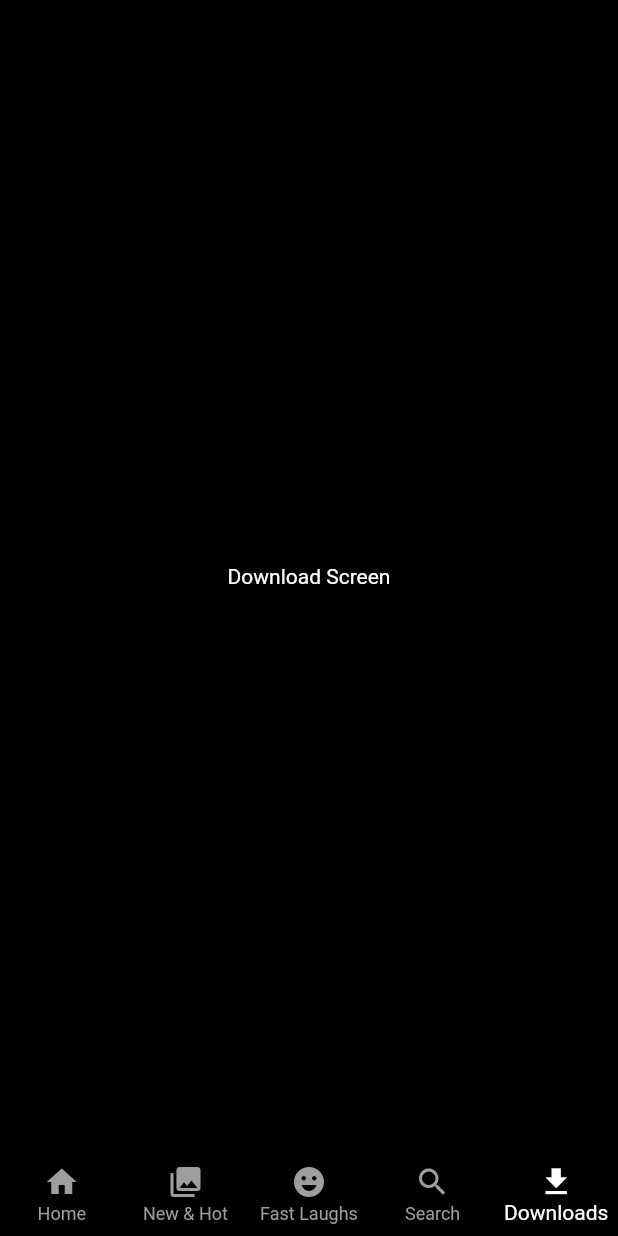
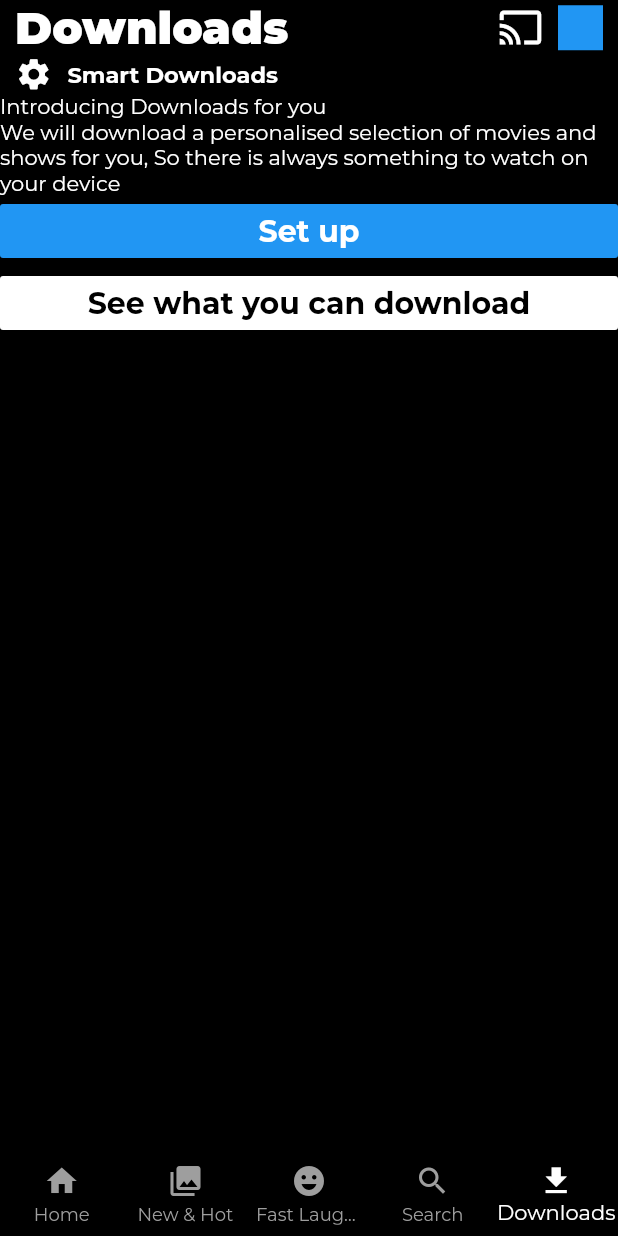
Before and after one commit to thomassunny1980/Netflix_demo, a Flutter app: the screen it shows after launch, item 5 of the bottom bar chosen, on a phone screen of 412 x 824 dp. Run offline on Flutter 3.47's test engine with Material 2 defaults, Android fonts, the phone set to English and light mode, and no system bars; our stand-ins replace google_fonts.

Commit message:
Downloads UI halfly arrainged

```diff
--- a/lib/core/colors/colors.dart
+++ b/lib/core/colors/colors.dart
@@ -3,3 +3,6 @@ import 'package:flutter/material.dart';
 const backgroundColor = Colors.black;
 const primaryColor = Colors.white;
 const secondaryColor = Colors.grey;
+const kButtonColorBlue = Colors.blue;
+const kButtonColorWhite = Colors.white;
+const kblackColor = Colors.black;
--- /dev/null
+++ b/lib/core/constants.dart
@@ -0,0 +1,5 @@
+import 'package:flutter/cupertino.dart';
+
+const kWidth = SizedBox(
+  width: 10,
+);
--- a/lib/main.dart
+++ b/lib/main.dart
@@ -1,4 +1,5 @@
 import 'package:flutter/material.dart';
+import 'package:google_fonts/google_fonts.dart';
 import 'package:netflix_demo/core/colors/colors.dart';
 import 'package:netflix_demo/presentation/main_page/main_page_screen.dart';
 
@@ -11,9 +12,17 @@ class MyApp extends StatelessWidget {
   @override
   Widget build(BuildContext context) {
     return MaterialApp(
+      debugShowCheckedModeBanner: false,
       title: 'Netflix',
-      theme: ThemeData.dark().copyWith(
+      theme: ThemeData(
+        primarySwatch: Colors.blue,
+        backgroundColor: backgroundColor,
         scaffoldBackgroundColor: backgroundColor,
+        fontFamily: GoogleFonts.montserrat().fontFamily,
+        textTheme: const TextTheme(
+          bodyText1: TextStyle(color: primaryColor),
+          bodyText2: TextStyle(color: primaryColor),
+        ),
       ),
       home: MainPageScreen(),
     );
--- a/lib/presentation/downloads/download_screen.dart
+++ b/lib/presentation/downloads/download_screen.dart
@@ -1,13 +1,66 @@
 import 'package:flutter/material.dart';
+import 'package:netflix_demo/core/colors/colors.dart';
+import 'package:netflix_demo/core/constants.dart';
+import 'package:netflix_demo/presentation/widgets/app_bar_widgets.dart';
 
 class DownloadScreen extends StatelessWidget {
   const DownloadScreen({Key? key}) : super(key: key);
 
   @override
   Widget build(BuildContext context) {
-    return const Scaffold(
-      body: Center(
-        child: Text('Download Screen'),
+    return Scaffold(
+      appBar: const PreferredSize(
+        preferredSize: Size.fromHeight(50),
+        child: AppBarWidgets(title: 'Downloads'),
+      ),
+      body: ListView(
+        children: [
+          Row(
+            children: const [
+              kWidth,
+              Icon(
+                Icons.settings,
+                size: 25.0,
+                color: primaryColor,
+              ),
+              kWidth,
+              Text(
+                'Smart Downloads',
+                style: TextStyle(
+                  fontSize: 15.0,
+                  fontWeight: FontWeight.bold,
+                ),
+              )
+            ],
+          ),
+          Text('Introducing Downloads for you'),
+          Text(
+              'We will download a personalised selection of movies and shows for you, So there is always something to watch on your device'),
+          MaterialButton(
+            onPressed: () {},
+            color: kButtonColorBlue,
+            child: const Text(
+              'Set up',
+              style: TextStyle(
+                color: primaryColor,
+                fontSize: 20.0,
+                fontWeight: FontWeight.bold,
+              ),
+            ),
+          ),
+          MaterialButton(
+            onPressed: () {},
+            color: kButtonColorWhite,
+            child: const Text(
+              'See what you can download',
+              style: TextStyle(
+                color: kblackColor,
+                fontSize: 20.0,
+                fontWeight: FontWeight.bold,
+              ),
+            ),
+          ),
+        ],
       ),
     );
   }
--- a/lib/presentation/new_and_hot/new_and_hot_screen.dart
+++ b/lib/presentation/new_and_hot/new_and_hot_screen.dart
@@ -1,4 +1,5 @@
 import 'package:flutter/material.dart';
+import 'package:netflix_demo/presentation/widgets/app_bar_widgets.dart';
 
 class NewAndHotScreen extends StatelessWidget {
   const NewAndHotScreen({Key? key}) : super(key: key);
@@ -6,9 +7,6 @@ class NewAndHotScreen extends StatelessWidget {
   @override
   Widget build(BuildContext context) {
     return const Scaffold(
-      body: Center(
-        child: Text('New And Hot Screen'),
-      ),
-    );
+        body: SafeArea(child: AppBarWidgets(title: 'Hot&New')));
   }
 }
--- /dev/null
+++ b/lib/presentation/widgets/app_bar_widgets.dart
@@ -0,0 +1,41 @@
+import 'package:flutter/material.dart';
+import 'package:google_fonts/google_fonts.dart';
+import 'package:netflix_demo/core/colors/colors.dart';
+import 'package:netflix_demo/core/constants.dart';
+import 'package:netflix_demo/core/fonts.dart';
+
+class AppBarWidgets extends StatelessWidget {
+  final String title;
+  const AppBarWidgets({Key? key, required this.title}) : super(key: key);
+
+  @override
+  Widget build(BuildContext context) {
+    return SafeArea(
+      child: Row(
+        children: [
+          kWidth,
+          Text(
+            title,
+            style: const TextStyle(
+              fontSize: 30.0,
+              fontWeight: FontWeight.w900,
+            ),
+          ),
+          const Spacer(),
+          const Icon(
+            Icons.cast,
+            size: 30.0,
+            color: primaryColor,
+          ),
+          kWidth,
+          Container(
+            color: Colors.blue,
+            height: 30,
+            width: 30,
+          ),
+          kWidth,
+        ],
+      ),
+    );
+  }
+}
```
Also changed, not shown: pubspec.yaml (+3 -17 lines), pubspec.lock.
